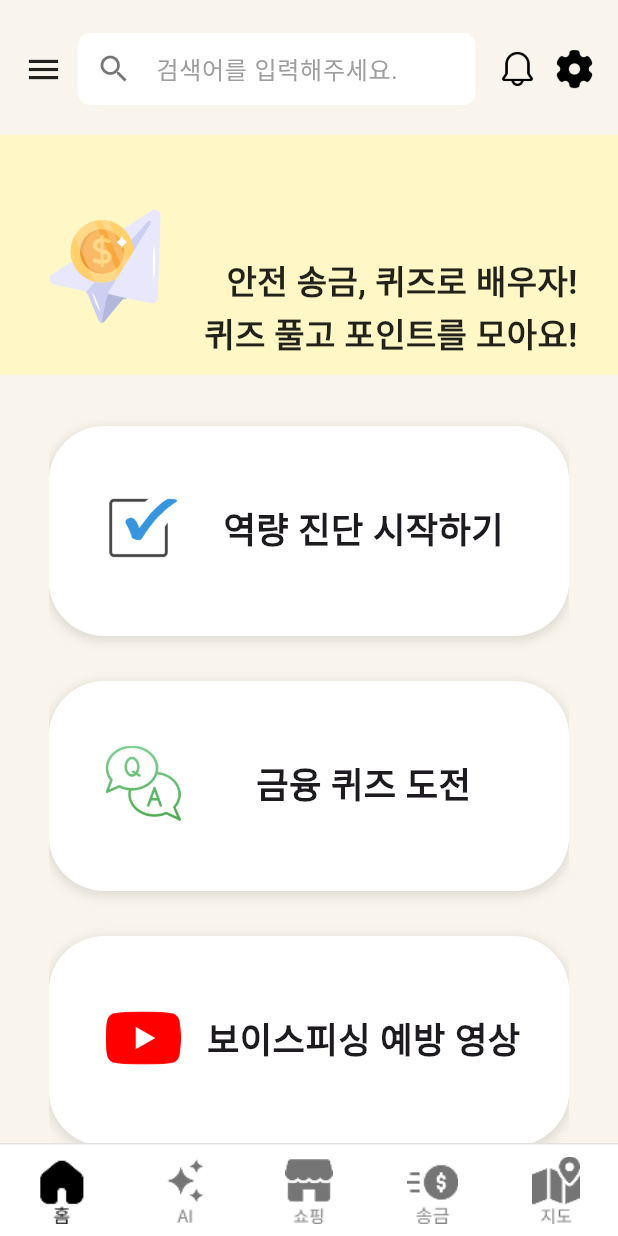
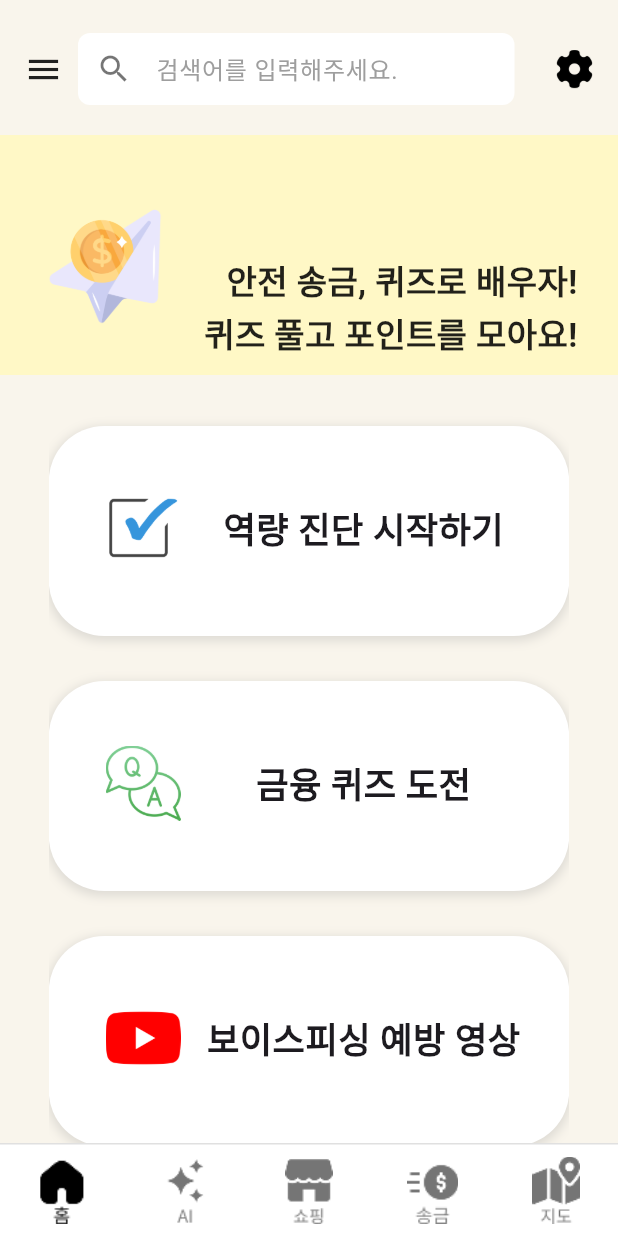
Before and after one commit to minmin02/guardpayFlutter, a Flutter app: the HomeScreen screen opened by its route, on a phone screen of 412 x 824 dp. Run offline on Flutter 3.47's test engine with Material 3 defaults, Android fonts, the phone set to English and light mode, and no system bars; our stand-ins replace cached_network_image, flutter_dotenv, flutter_secure_storage, image_picker, webview_flutter, youtube_player_flutter; missing offline and left inert: flutter_web_auth_2, kakao_flutter_sdk_user; accounts and stored records are empty.

```diff
--- a/lib/features/auth/screens/home_screen.dart
+++ b/lib/features/auth/screens/home_screen.dart
@@ -152,8 +152,7 @@ class _HomeScreenState extends State<HomeScreen> {
                     ),
                   ),
                   const SizedBox(width: 15),
-                  Image.asset('assets/images/alert_icon.png',
-                      width: 26, height: 26),
+
                   const SizedBox(width: 12),
                   // ✅ 톱니바퀴 아이콘을 GestureDetector로 감싸서 마이페이지로 이동
                   GestureDetector(
```
Also changed, not shown: pubspec.lock.
